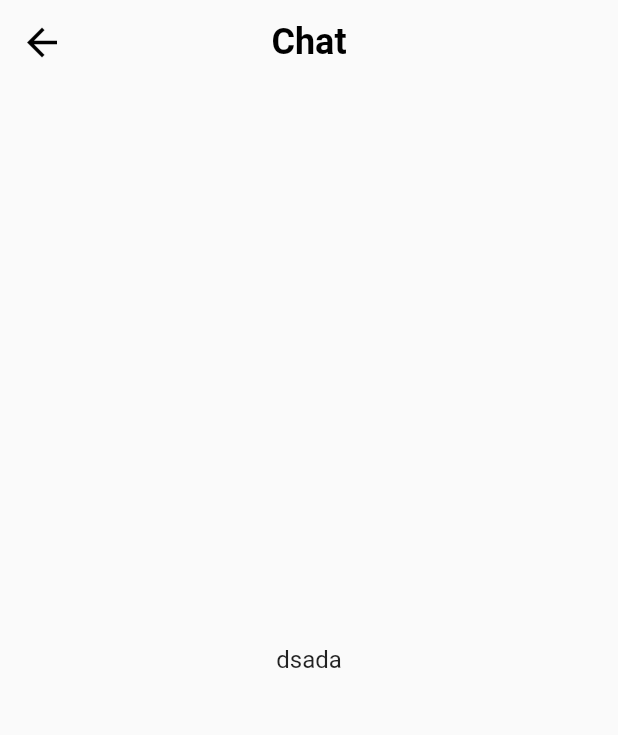
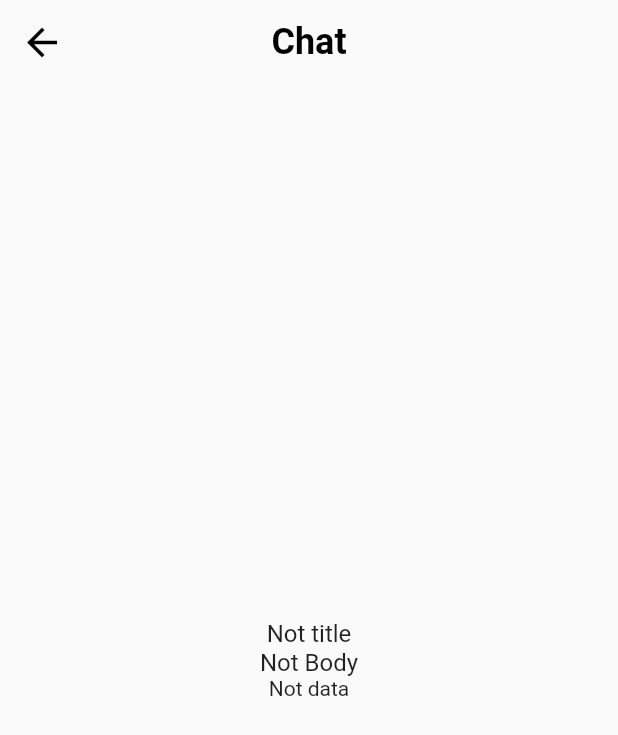
Before and after one commit to tamdev3241/Features-Practice, a Flutter app: the ChatScreen screen opened directly, on a phone screen of 412 x 824 dp. Shown: the top 735 px of the screen. Run offline on Flutter 3.47's test engine with Material 2 defaults, Android fonts, the phone set to English and light mode, and no system bars; our stand-ins replace firebase_auth, firebase_core, firebase_messaging, flutter_local_notifications, flutter_svg, google_sign_in; missing offline and left inert: flutter_facebook_auth; accounts and stored records are empty.

Commit message:
handle local push notification

```diff
--- /dev/null
+++ b/firebase_example/lib/src/constant/topic_action_enum.dart
@@ -0,0 +1 @@
+enum TopicActionEnum { currentTopic, subscribe, unsubscribe }
--- a/firebase_example/lib/src/screens/chat_screen.dart
+++ b/firebase_example/lib/src/screens/chat_screen.dart
@@ -1,11 +1,37 @@
+import 'package:firebase_messaging/firebase_messaging.dart';
 import 'package:flutter/material.dart';
 
-class ChatScreen extends StatelessWidget {
-  const ChatScreen({super.key});
+import '../widgets/data_chat.dart';
+
+class ChatScreen extends StatefulWidget {
+  final RemoteMessage? message;
+  const ChatScreen({
+    super.key,
+    this.message,
+  });
+
+  @override
+  State<ChatScreen> createState() => _ChatScreenState();
+}
+
+class _ChatScreenState extends State<ChatScreen> {
+  RemoteMessage? _msg;
+  @override
+  void initState() {
+    super.initState();
+    _msg = widget.message;
+
+    FirebaseMessaging.onMessage.listen((remmoteMsg) {
+      if (_msg != remmoteMsg) {
+        setState(() {
+          _msg = remmoteMsg;
+        });
+      }
+    });
+  }
 
   @override
   Widget build(BuildContext context) {
-    final message = ModalRoute.of(context)!.settings.arguments;
     return Scaffold(
       appBar: AppBar(
         centerTitle: true,
@@ -19,11 +45,26 @@ class ChatScreen extends StatelessWidget {
         ),
       ),
       body: Center(
-        child: Text(
-          "dsada",
-          style: const TextStyle(
-            fontSize: 16.0,
-          ),
+        child: Column(
+          mainAxisAlignment: MainAxisAlignment.center,
+          crossAxisAlignment: CrossAxisAlignment.center,
+          children: [
+            Text(
+              _msg?.notification?.title ?? "Not title",
+              style: const TextStyle(
+                fontSize: 16.0,
+              ),
+            ),
+            Text(
+              _msg?.notification?.body ?? "Not Body",
+              style: const TextStyle(
+                fontSize: 16.0,
+              ),
+            ),
+            DataChat(
+              data: _msg?.data,
+            ),
+          ],
         ),
       ),
     );
--- /dev/null
+++ b/firebase_example/lib/src/widgets/data_chat.dart
@@ -0,0 +1,28 @@
+import 'package:flutter/material.dart';
+
+class DataChat extends StatelessWidget {
+  final Map<String, dynamic>? data;
+  const DataChat({
+    super.key,
+    this.data = const {},
+  });
+
+  @override
+  Widget build(BuildContext context) {
+    return data != null
+        ? Column(
+            children: data!.keys.map((key) {
+              if (key == "image") {
+                return Image.network(data![key]);
+              }
+              return Row(
+                children: [
+                  Text(key),
+                  Text(data![key]),
+                ],
+              );
+            }).toList(),
+          )
+        : const Center(child: Text("Not data"));
+  }
+}
--- a/firebase_example/pubspec.yaml
+++ b/firebase_example/pubspec.yaml
@@ -43,6 +43,8 @@ dependencies:
   flutter_facebook_auth: ^5.0.11
   firebase_messaging: ^14.6.6
   flutter_local_notifications: ^15.1.0+1
+  http: ^0.13.6
+  path_provider: ^2.1.0
 
 dev_dependencies:
   flutter_test:
```
Also changed, not shown: firebase_example/lib/main.dart (+92 -37 lines), firebase_example/lib/src/screens/home_screen.dart (+24 -1 lines), firebase_example/lib/src/utils/utils.dart (added, +15 -0 lines), 8 other files.
